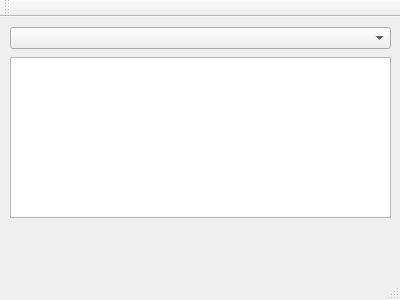
Before: the Qt Designer form sources/mainwindow.ui in ElanGroup/freelance-navigator, drawn with Qt 5.
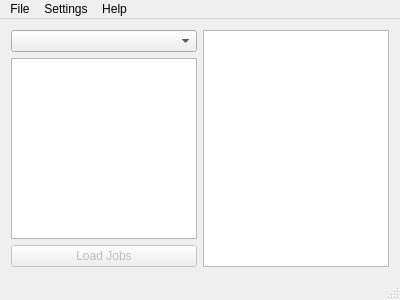
After: the same form once the commit is applied.

Commit message: File, Settings and Help menu items have been added.

The edit to the form file:
```diff
--- a/sources/mainwindow.ui
+++ b/sources/mainwindow.ui
@@ -14,26 +14,45 @@
    <string>Freelance Navigator</string>
   </property>
   <widget class="QWidget" name="centralWidget">
-   <widget class="QComboBox" name="categoriesComboBox">
-    <property name="geometry">
-     <rect>
-      <x>10</x>
-      <y>10</y>
-      <width>381</width>
-      <height>22</height>
-     </rect>
-    </property>
-   </widget>
-   <widget class="QListWidget" name="subcategoriesListWidget">
-    <property name="geometry">
-     <rect>
-      <x>10</x>
-      <y>40</y>
-      <width>381</width>
-      <height>161</height>
-     </rect>
-    </property>
-   </widget>
+   <layout class="QHBoxLayout" name="horizontalLayout">
+    <item>
+     <layout class="QVBoxLayout" name="verticalLayout">
+      <item>
+       <widget class="QComboBox" name="categoriesComboBox">
+        <property name="sizePolicy">
+         <sizepolicy hsizetype="Preferred" vsizetype="Fixed">
+          <horstretch>0</horstretch>
+          <verstretch>0</verstretch>
+         </sizepolicy>
+        </property>
+       </widget>
+      </item>
+      <item>
+       <widget class="QListWidget" name="subcategoriesListWidget">
+        <property name="sizePolicy">
+         <sizepolicy hsizetype="Expanding" vsizetype="Expanding">
+          <horstretch>0</horstretch>
+          <verstretch>0</verstretch>
+         </sizepolicy>
+        </property>
+       </widget>
+      </item>
+      <item>
+       <widget class="QPushButton" name="loadJobsButton">
+        <property name="enabled">
+         <bool>false</bool>
+        </property>
+        <property name="text">
+         <string>Load Jobs</string>
+        </property>
+       </widget>
+      </item>
+     </layout>
+    </item>
+    <item>
+     <widget class="QListView" name="jobsListView"/>
+    </item>
+   </layout>
   </widget>
   <widget class="QMenuBar" name="menuBar">
    <property name="geometry">
@@ -44,14 +63,27 @@
      <height>26</height>
     </rect>
    </property>
-  </widget>
-  <widget class="QToolBar" name="mainToolBar">
-   <attribute name="toolBarArea">
-    <enum>TopToolBarArea</enum>
-   </attribute>
-   <attribute name="toolBarBreak">
-    <bool>false</bool>
-   </attribute>
+   <widget class="QMenu" name="menuFile">
+    <property name="title">
+     <string>File</string>
+    </property>
+    <addaction name="actionExit"/>
+   </widget>
+   <widget class="QMenu" name="menuSettings">
+    <property name="title">
+     <string>Settings</string>
+    </property>
+    <addaction name="actionElanceAPISettings"/>
+   </widget>
+   <widget class="QMenu" name="menuHelp">
+    <property name="title">
+     <string>Help</string>
+    </property>
+    <addaction name="actionAbout"/>
+   </widget>
+   <addaction name="menuFile"/>
+   <addaction name="menuSettings"/>
+   <addaction name="menuHelp"/>
   </widget>
   <widget class="QStatusBar" name="statusBar"/>
  </widget>
```
Left out of the diff: 15 changed lines with no effect on the pictures. The commit also changes 6 other files.
